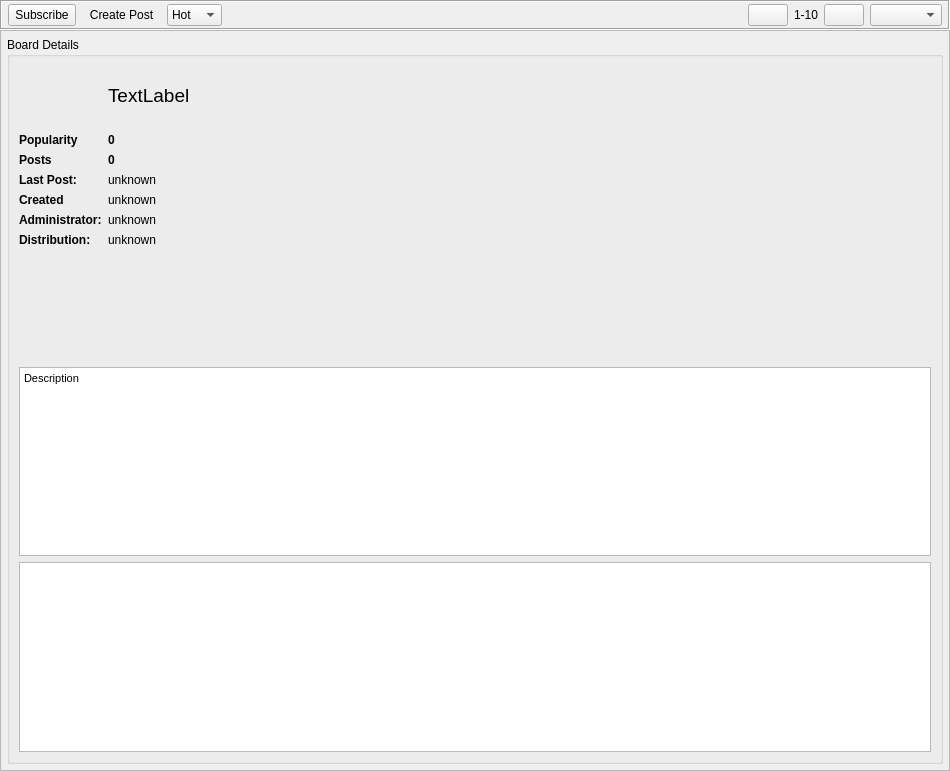
Old version of the form retroshare-gui/src/gui/Posted/PostedListWidgetWithModel.ui in the repository RetroShare/RetroShare.
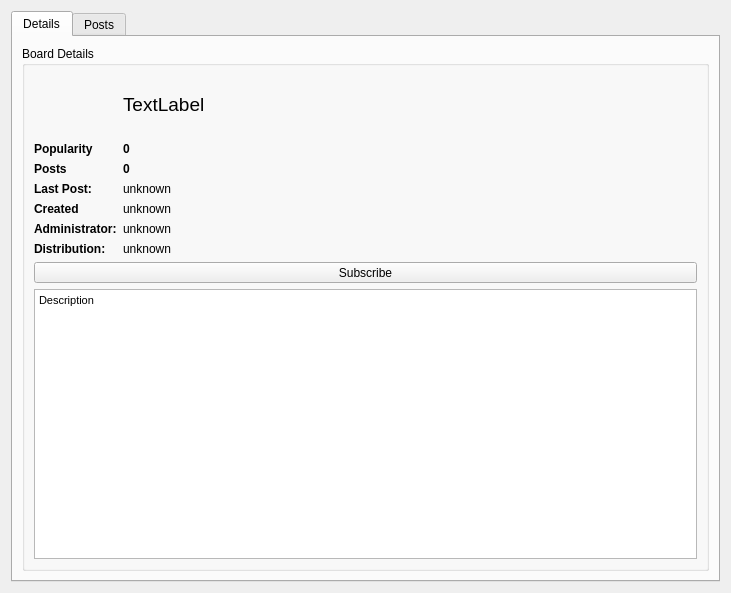
New version of the form. The open tabs and pages were chosen to show the change. Icons and pictures are not drawn. Custom widgets are drawn as their Qt base class.

Commit message: display content in post widgets. Sizes still to fix up

```diff
--- a/retroshare-gui/src/gui/Posted/PostedListWidgetWithModel.ui
+++ b/retroshare-gui/src/gui/Posted/PostedListWidgetWithModel.ui
@@ -6,51 +6,25 @@
    <rect>
     <x>0</x>
     <y>0</y>
-    <width>950</width>
-    <height>771</height>
+    <width>731</width>
+    <height>593</height>
    </rect>
   </property>
   <property name="windowTitle">
    <string>Form</string>
   </property>
-  <layout class="QGridLayout" name="gridLayout_5">
-   <property name="leftMargin">
-    <number>0</number>
-   </property>
-   <property name="topMargin">
-    <number>0</number>
-   </property>
-   <property name="rightMargin">
-    <number>0</number>
-   </property>
-   <property name="bottomMargin">
-    <number>0</number>
-   </property>
-   <property name="spacing">
-    <number>0</number>
-   </property>
-   <item row="1" column="0">
-    <widget class="QFrame" name="infoframe">
-     <property name="frameShape">
-      <enum>QFrame::StyledPanel</enum>
-     </property>
-     <property name="frameShadow">
-      <enum>QFrame::Raised</enum>
-     </property>
-     <layout class="QGridLayout" name="gridLayout_3">
-      <property name="leftMargin">
-       <number>6</number>
-      </property>
-      <property name="topMargin">
-       <number>6</number>
-      </property>
-      <property name="rightMargin">
-       <number>6</number>
-      </property>
-      <property name="bottomMargin">
-       <number>6</number>
-      </property>
-      <item row="0" column="0">
+  <layout class="QHBoxLayout" name="horizontalLayout">
+   <item>
+    <widget class="QTabWidget" name="tabWidget">
+     <property name="currentIndex">
+      <number>1</number>
+     </property>
+     <widget class="QWidget" name="tab">
+      <attribute name="title">
+       <string>Details</string>
+      </attribute>
+      <layout class="QVBoxLayout" name="verticalLayout_3">
+       <item>
        <widget class="QGroupBox" name="infoGroupBox">
         <property name="autoFillBackground">
          <bool>false</bool>
@@ -76,7 +50,7 @@
            <property name="topMargin">
             <number>0</number>
            </property>
-           <item row="1" column="0">
+            <item row="3" column="0">
             <widget class="QLabel" name="label_4">
              <property name="font">
               <font>
@@ -89,7 +63,7 @@
              </property>
             </widget>
            </item>
-           <item row="1" column="1">
+            <item row="3" column="1">
             <widget class="QLabel" name="poplabel">
              <property name="font">
               <font>
@@ -102,7 +76,7 @@
              </property>
             </widget>
            </item>
-           <item row="2" column="0">
+            <item row="4" column="0">
             <widget class="QLabel" name="infoPostsLabel">
              <property name="sizePolicy">
               <sizepolicy hsizetype="Maximum" vsizetype="Preferred">
@@ -121,7 +95,7 @@
              </property>
             </widget>
            </item>
-           <item row="2" column="1">
+            <item row="4" column="1">
             <widget class="QLabel" name="infoPosts">
              <property name="font">
               <font>
@@ -134,7 +108,7 @@
              </property>
             </widget>
            </item>
-           <item row="5" column="0">
+            <item row="7" column="0">
             <widget class="QLabel" name="createdlabel">
              <property name="font">
               <font>
@@ -147,14 +121,14 @@
              </property>
             </widget>
            </item>
-           <item row="5" column="1">
+            <item row="7" column="1">
             <widget class="QLabel" name="createdinfolabel">
              <property name="text">
               <string>unknown</string>
              </property>
             </widget>
            </item>
-           <item row="7" column="0">
+            <item row="9" column="0">
             <widget class="QLabel" name="label">
              <property name="font">
               <font>
@@ -167,7 +141,7 @@
              </property>
             </widget>
            </item>
-           <item row="7" column="1">
+            <item row="9" column="1">
             <widget class="GxsIdLabel" name="infoAdministrator">
              <property name="text">
               <string>unknown</string>
@@ -177,7 +151,7 @@
              </property>
             </widget>
            </item>
-           <item row="8" column="0">
+            <item row="10" column="0">
             <widget class="QLabel" name="label_3">
              <property name="font">
               <font>
@@ -190,14 +164,14 @@
              </property>
             </widget>
            </item>
-           <item row="8" column="1">
+            <item row="10" column="1">
             <widget class="QLabel" name="infoDistribution">
              <property name="text">
               <string>unknown</string>
              </property>
             </widget>
            </item>
-           <item row="4" column="0">
+            <item row="6" column="0">
             <widget class="QLabel" name="infoLastPostLabel">
              <property name="sizePolicy">
               <sizepolicy hsizetype="Maximum" vsizetype="Preferred">
@@ -216,14 +190,14 @@
              </property>
             </widget>
            </item>
-           <item row="4" column="1">
+            <item row="6" column="1">
             <widget class="QLabel" name="infoLastPost">
              <property name="text">
               <string notr="true">unknown</string>
              </property>
             </widget>
            </item>
-           <item row="0" column="0">
+            <item row="1" column="0">
             <widget class="QLabel" name="logoLabel">
              <property name="minimumSize">
               <size>
@@ -245,7 +219,7 @@
              </property>
             </widget>
            </item>
-           <item row="0" column="1">
+            <item row="1" column="1">
             <widget class="QLabel" name="namelabel">
              <property name="font">
               <font>
@@ -260,17 +234,30 @@
           </layout>
          </item>
          <item>
-          <spacer name="horizontalSpacer_3">
-           <property name="orientation">
-            <enum>Qt::Horizontal</enum>
-           </property>
-           <property name="sizeHint" stdset="0">
-            <size>
-             <width>421</width>
-             <height>114</height>
-            </size>
-           </property>
-          </spacer>
+           <widget class="SubscribeToolButton" name="subscribeToolButton">
+            <property name="sizePolicy">
+             <sizepolicy hsizetype="Preferred" vsizetype="Preferred">
+              <horstretch>0</horstretch>
+              <verstretch>0</verstretch>
+             </sizepolicy>
+            </property>
+            <property name="font">
+             <font>
+              <weight>50</weight>
+              <italic>false</italic>
+              <bold>false</bold>
+             </font>
+            </property>
+            <property name="styleSheet">
+             <string notr="true"/>
+            </property>
+            <property name="text">
+             <string notr="true">Subscribe</string>
+            </property>
+            <property name="autoRaise">
+             <bool>false</bool>
+            </property>
+           </widget>
          </item>
          <item>
           <widget class="QTextBrowser" name="infoDescription">
@@ -295,16 +282,17 @@
            </property>
           </widget>
          </item>
+         </layout>
+        </widget>
+       </item>
+      </layout>
+     </widget>
+     <widget class="QWidget" name="tab_2">
+      <attribute name="title">
+       <string>Posts</string>
+      </attribute>
+      <layout class="QVBoxLayout" name="verticalLayout_2">
          <item>
-          <widget class="RSTreeView" name="postsTree"/>
-         </item>
-        </layout>
-       </widget>
-      </item>
-     </layout>
-    </widget>
-   </item>
-   <item row="0" column="0">
     <widget class="QFrame" name="headerFrame">
      <property name="frameShape">
       <enum>QFrame::Box</enum>
@@ -325,32 +313,6 @@
       <property name="bottomMargin">
        <number>2</number>
       </property>
-      <item>
-       <widget class="SubscribeToolButton" name="subscribeToolButton">
-        <property name="sizePolicy">
-         <sizepolicy hsizetype="Preferred" vsizetype="Preferred">
-          <horstretch>0</horstretch>
-          <verstretch>0</verstretch>
-         </sizepolicy>
-        </property>
-        <property name="font">
-         <font>
-          <weight>50</weight>
-          <italic>false</italic>
-          <bold>false</bold>
-         </font>
-        </property>
-        <property name="styleSheet">
-         <string notr="true"/>
-        </property>
-        <property name="text">
-         <string notr="true">Subscribe</string>
-        </property>
-        <property name="autoRaise">
-         <bool>false</bool>
-        </property>
-       </widget>
-      </item>
       <item>
        <widget class="QToolButton" name="submitPostButton">
         <property name="sizePolicy">
@@ -532,6 +494,26 @@
        </widget>
       </item>
      </layout>
+        </widget>
+       </item>
+       <item>
+        <widget class="RSTreeView" name="postsTree">
+         <property name="editTriggers">
+          <set>QAbstractItemView::CurrentChanged|QAbstractItemView::SelectedClicked</set>
+         </property>
+         <property name="verticalScrollMode">
+          <enum>QAbstractItemView::ScrollPerPixel</enum>
+         </property>
+         <property name="rootIsDecorated">
+          <bool>false</bool>
+         </property>
+         <attribute name="headerVisible">
+          <bool>false</bool>
+         </attribute>
+        </widget>
+       </item>
+      </layout>
+     </widget>
     </widget>
    </item>
   </layout>
```
Left out of the diff: 5 changed lines with no effect on the pictures. Lines whose indentation alone changed are shown as unchanged. The commit also changes 4 other files.
